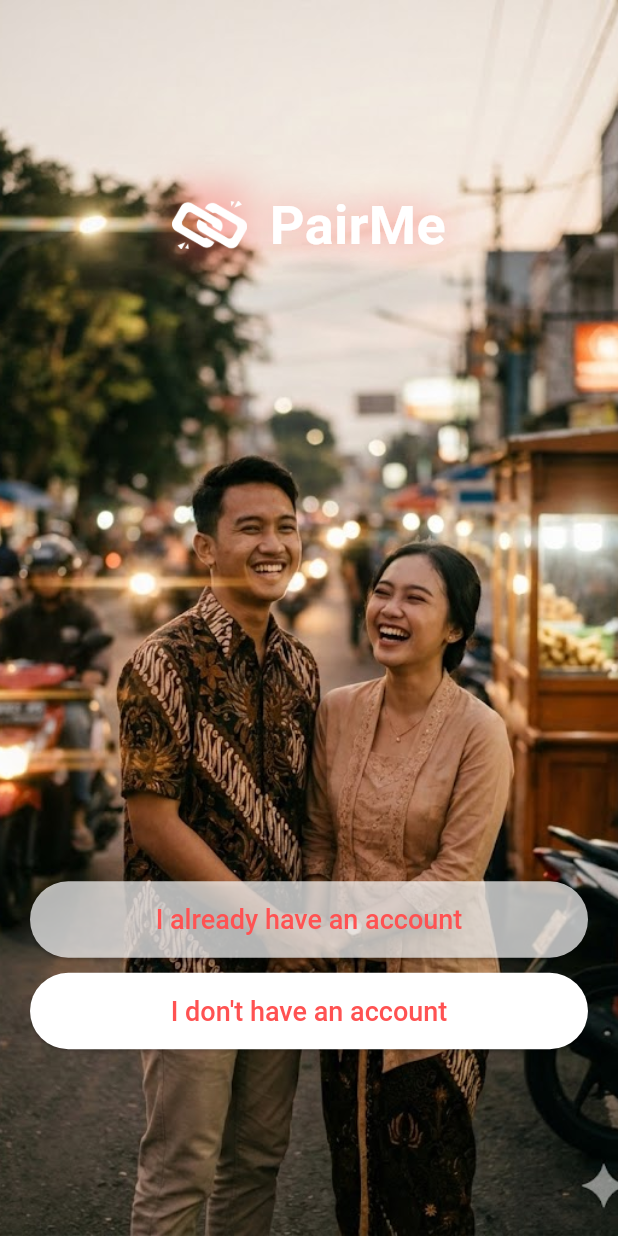
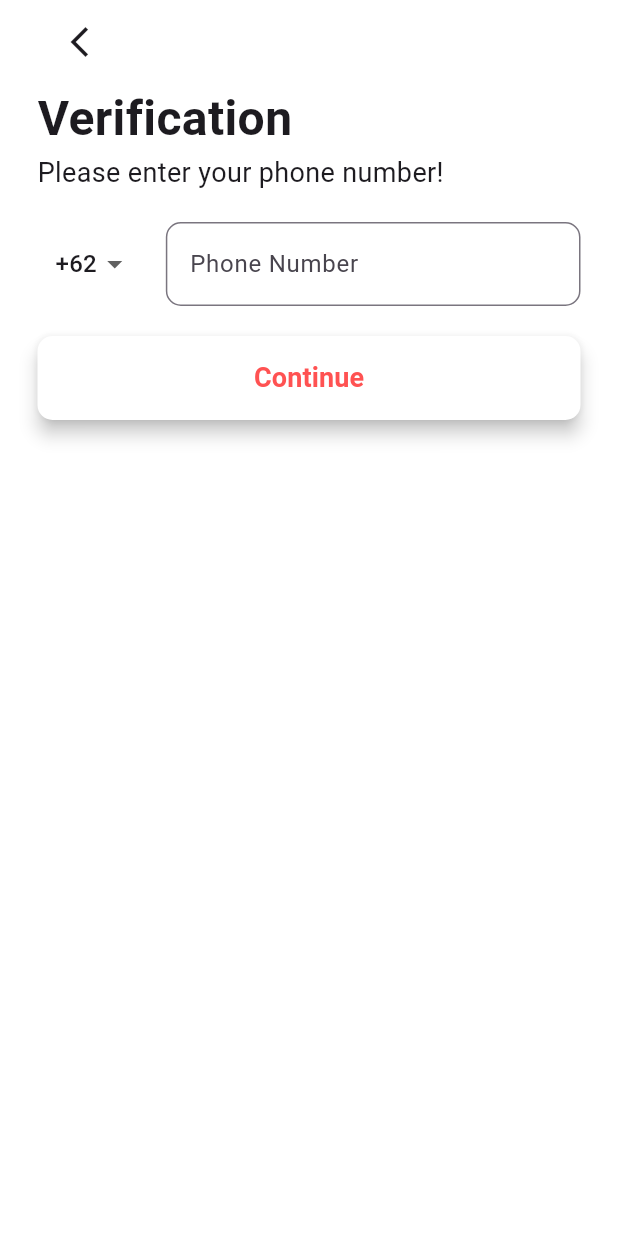
Before and after one commit to ItsAutumnSai/DatingApp, a Flutter app: the screen it shows after launch, after a tap on "I already have an account", on a phone screen of 412 x 824 dp. Run offline on Flutter 3.47's test engine with Material 3 defaults, Android fonts, the phone set to English and light mode, and no system bars; drawn by our look-alikes of carousel_slider.

Commit message:
front page & register page

```diff
--- a/lib/presentation/front_page.dart
+++ b/lib/presentation/front_page.dart
@@ -1,3 +1,4 @@
+import 'package:datingapp/presentation/phone_register_page.dart';
 import 'package:flutter/material.dart';
 import 'package:carousel_slider/carousel_slider.dart';
 
@@ -19,12 +20,32 @@ class _FrontPageState extends State<FrontPage> {
   final String logoImageWhite = 'assets/images/Logo_White.png';
   @override
   Widget build(BuildContext context) {
-    final screenHeight = MediaQuery.of(context).size.height;
     return Scaffold(
-      body: Center(
-        child: Stack(
+      extendBodyBehindAppBar: true,
+      appBar: AppBar(
+        centerTitle: true,
+        backgroundColor: Colors.redAccent,
+        elevation: 0,
+        title: Row(
+          mainAxisAlignment: MainAxisAlignment.center,
           children: [
-            CarouselSlider.builder(
+            Image.asset(logoImageWhite, width: 40, height: 40),
+            const SizedBox(width: 10),
+            Text(
+              widget.title,
+              style: TextStyle(
+                color: Colors.white,
+                fontSize: 28,
+                fontWeight: FontWeight.bold,
+              ),
+            ),
+          ],
+        ),
+      ),
+      body: Stack(
+        children: [
+          Positioned.fill(
+            child: CarouselSlider.builder(
               itemCount: bgImages.length,
               itemBuilder: (context, index, realIndex) {
                 return Image.asset(
@@ -45,55 +66,26 @@ class _FrontPageState extends State<FrontPage> {
                 pauseAutoPlayOnTouch: false,
               ),
             ),
-            Center(
-              child: Column(
-                mainAxisAlignment: MainAxisAlignment.center,
+          ),
+          Column(
+            mainAxisAlignment: MainAxisAlignment.end,
             children: [
-                  Row(
-                    mainAxisAlignment: MainAxisAlignment.center,
-                    children: [
-                      Container(
-                        decoration: BoxDecoration(
-                          boxShadow: [
-                            BoxShadow(
-                              color: Colors.redAccent.withAlpha(100),
-                              blurRadius: 20,
-                            ),
-                          ],
-                        ),
-                        child: Image.asset(
-                          logoImageWhite,
-                          width: 50,
-                          height: 50,
-                        ),
-                      ),
-                      SizedBox(width: 15),
-                      Text(
-                        widget.title,
-                        style: TextStyle(
-                          color: Colors.white,
-                          fontSize: 36,
-                          fontWeight: FontWeight.bold,
-                          shadows: [
-                            Shadow(
-                              blurRadius: 30.0,
-                              color: Colors.redAccent.withAlpha(150),
-                            ),
-                          ],
-                        ),
-                      ),
-                    ],
-                  ),
-                  SizedBox(height: screenHeight * 0.5),
               Padding(
                 padding: const EdgeInsets.symmetric(horizontal: 20),
                 child: Column(
                   children: [
                     ElevatedButton(
                       onPressed: () {
-                            // Navigate to the next page or perform an action
+                        Navigator.push(
+                          context,
+                          MaterialPageRoute(
+                            builder: (context) =>
+                                PhoneRegisterPage(alreadyHaveAccount: true),
+                          ),
+                        );
                       },
                       style: ElevatedButton.styleFrom(
+                        elevation: 5,
                         backgroundColor: Colors.white70,
                         minimumSize: const Size(double.infinity, 50),
                         padding: const EdgeInsets.symmetric(vertical: 15),
@@ -110,9 +102,16 @@ class _FrontPageState extends State<FrontPage> {
                     const SizedBox(height: 10),
                     ElevatedButton(
                       onPressed: () {
-                            // Navigate to the next page or perform an action
+                        Navigator.push(
+                          context,
+                          MaterialPageRoute(
+                            builder: (context) =>
+                                PhoneRegisterPage(alreadyHaveAccount: false),
+                          ),
+                        );
                       },
                       style: ElevatedButton.styleFrom(
+                        elevation: 5,
                         backgroundColor: Colors.white,
                         minimumSize: const Size(double.infinity, 50),
                         padding: const EdgeInsets.symmetric(vertical: 15),
@@ -129,11 +128,10 @@ class _FrontPageState extends State<FrontPage> {
                   ],
                 ),
               ),
+              const SizedBox(height: 50),
             ],
           ),
-            ),
         ],
-        ),
       ),
     );
   }
--- /dev/null
+++ b/lib/presentation/phone_register_page.dart
@@ -0,0 +1,138 @@
+import 'package:flutter/material.dart';
+
+class PhoneRegisterPage extends StatefulWidget {
+  final bool alreadyHaveAccount;
+  const PhoneRegisterPage({super.key, required this.alreadyHaveAccount});
+
+  @override
+  State<PhoneRegisterPage> createState() => _PhoneRegisterPageState();
+}
+
+class _PhoneRegisterPageState extends State<PhoneRegisterPage> {
+  final _formKey = GlobalKey<FormState>();
+  final TextEditingController _phoneController = TextEditingController();
+  String _selectedCountryCode = '+62';
+
+  final List<String> _countryCodes = [
+    '+1',
+    '+44',
+    '+62',
+    '+81',
+    '+61',
+    '+91',
+    '+86',
+    '+33',
+    '+49',
+  ];
+
+  @override
+  Widget build(BuildContext context) {
+    return Scaffold(
+      backgroundColor: Colors.white,
+      body: SafeArea(
+        child: Padding(
+          padding: const EdgeInsets.symmetric(horizontal: 25),
+          child: Form(
+            key: _formKey,
+            child: Column(
+              crossAxisAlignment: CrossAxisAlignment.start,
+              children: [
+                AppBar(
+                  backgroundColor: Colors.transparent,
+                  elevation: 0,
+                  leading: IconButton(
+                    icon: const Icon(Icons.arrow_back_ios_new),
+                    onPressed: () {
+                      Navigator.pop(context);
+                    },
+                  ),
+                ),
+                const Text(
+                  "Verification",
+                  style: TextStyle(fontSize: 32, fontWeight: FontWeight.bold),
+                ),
+                const Text(
+                  "Please enter your phone number!",
+                  style: TextStyle(fontSize: 18),
+                ),
+                const SizedBox(height: 20),
+                Row(
+                  children: [
+                    Container(
+                      padding: const EdgeInsets.symmetric(horizontal: 12),
+                      child: DropdownButtonHideUnderline(
+                        child: DropdownButton<String>(
+                          value: _selectedCountryCode,
+                          items: _countryCodes.map((String value) {
+                            return DropdownMenuItem<String>(
+                              value: value,
+                              child: Text(value),
+                            );
+                          }).toList(),
+                          onChanged: (newValue) {
+                            setState(() {
+                              _selectedCountryCode = newValue!;
+                            });
+                          },
+                        ),
+                      ),
+                    ),
+                    const SizedBox(width: 10),
+                    Expanded(
+                      child: TextFormField(
+                        controller: _phoneController,
+                        keyboardType: TextInputType.phone,
+                        decoration: InputDecoration(
+                          border: OutlineInputBorder(
+                            borderRadius: BorderRadius.circular(10),
+                          ),
+                          hintText: "Phone Number",
+                        ),
+                        validator: (value) {
+                          if (value == null || value.isEmpty) {
+                            return 'Can\'t be empty';
+                          }
+                          return null;
+                        },
+                      ),
+                    ),
+                  ],
+                ),
+                const SizedBox(height: 20),
+                SizedBox(
+                  width: double.infinity,
+                  child: ElevatedButton(
+                    onPressed: () {
+                      if (_formKey.currentState!.validate()) {
+                        // TODO: Implement phone verification logic
+                        print(
+                          'Phone: $_selectedCountryCode${_phoneController.text}',
+                        );
+                      }
+                    },
+                    style: ElevatedButton.styleFrom(
+                      elevation: 5,
+                      backgroundColor: Colors.white,
+                      padding: const EdgeInsets.symmetric(vertical: 15),
+                      shape: RoundedRectangleBorder(
+                        borderRadius: BorderRadius.circular(10),
+                      ),
+                    ),
+                    child: const Text(
+                      'Continue',
+                      style: TextStyle(
+                        fontSize: 18,
+                        color: Colors.redAccent,
+                        fontWeight: FontWeight.bold,
+                      ),
+                    ),
+                  ),
+                ),
+              ],
+            ),
+          ),
+        ),
+      ),
+    );
+  }
+}
```
Lines whose indentation alone changed are shown as unchanged.
